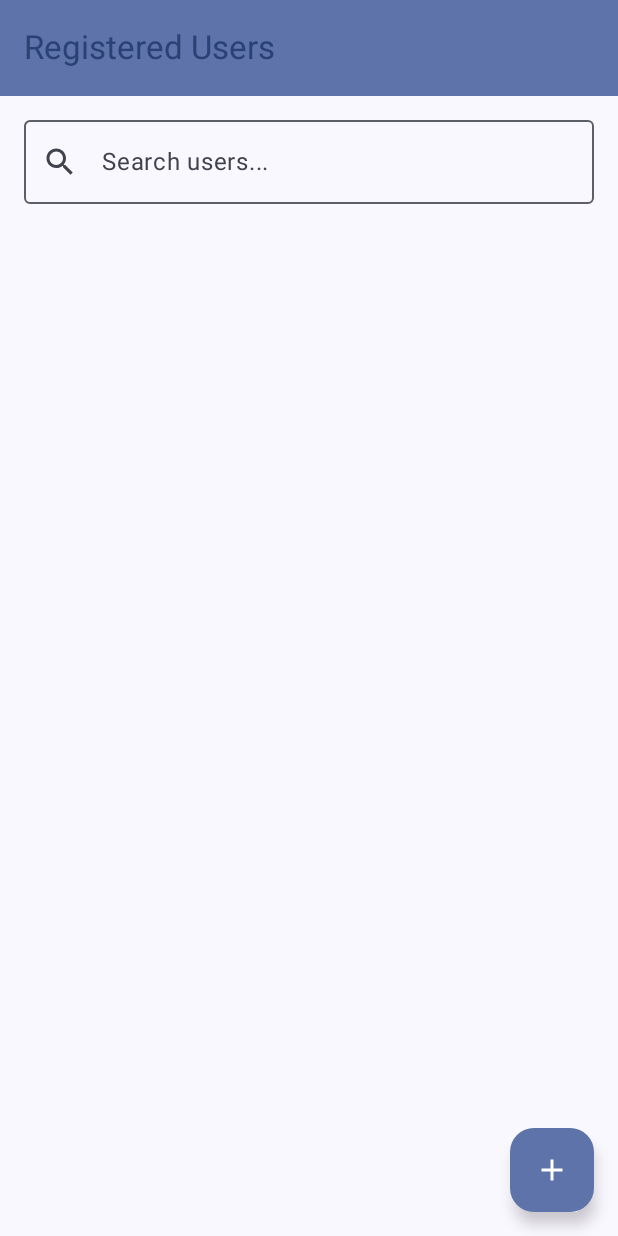
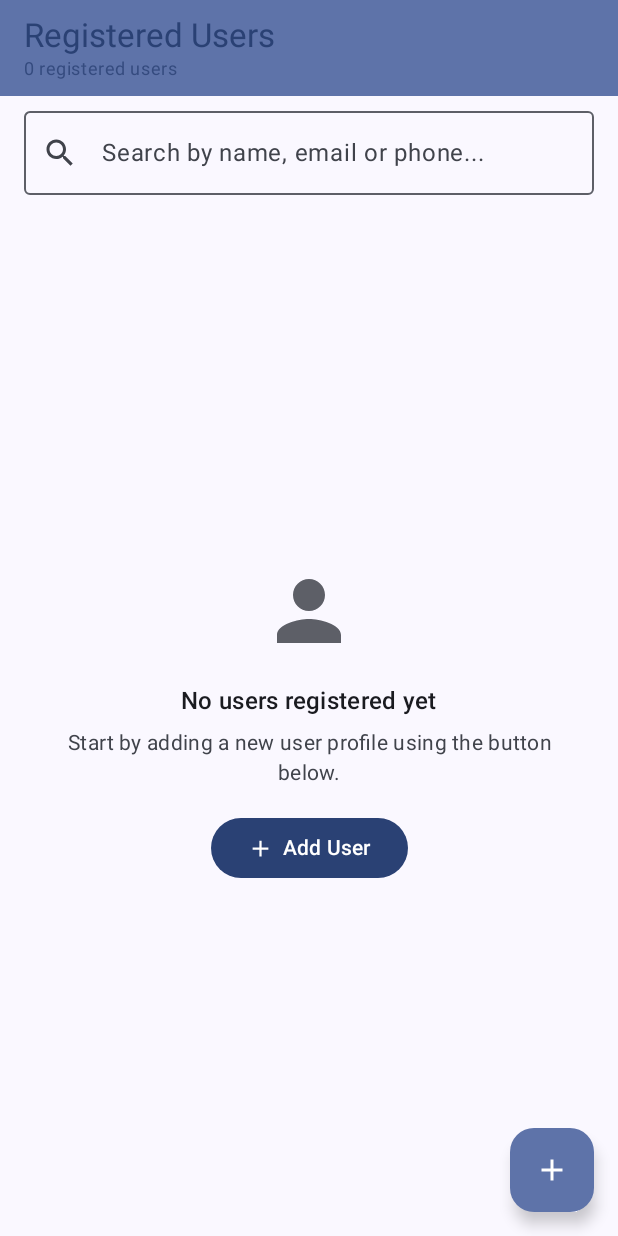
Before and after one commit to Rajapakshaminindu/user-management-android, an Android app built with Jetpack Compose: the screen it shows after launch (MainActivity), on a phone screen of 412 x 824 dp. Run offline under Robolectric (Android 15) with nearby library versions, the phone set to English and light mode, and no system bars; our stand-ins replace Room's generated code.

Commit message:
ui: Add empty states, search clearing, user avatars and user count header

```diff
--- a/app/src/main/java/com/example/activity_02/ui/UserListScreen.kt
+++ b/app/src/main/java/com/example/activity_02/ui/UserListScreen.kt
@@ -3,23 +3,29 @@ package com.example.activity_02.ui
 import androidx.compose.foundation.layout.*
 import androidx.compose.foundation.lazy.LazyColumn
 import androidx.compose.foundation.lazy.items
+import androidx.compose.foundation.shape.CircleShape
 import androidx.compose.foundation.text.KeyboardOptions
 import androidx.compose.material.icons.Icons
 import androidx.compose.material.icons.filled.Add
+import androidx.compose.material.icons.filled.Close
 import androidx.compose.material.icons.filled.Delete
 import androidx.compose.material.icons.filled.Edit
 import androidx.compose.material.icons.filled.Key
+import androidx.compose.material.icons.filled.Person
 import androidx.compose.material.icons.filled.Search
+import androidx.compose.material.icons.filled.SearchOff
 import androidx.compose.material.icons.filled.Visibility
 import androidx.compose.material.icons.filled.VisibilityOff
 import androidx.compose.material3.*
 import androidx.compose.runtime.*
+import androidx.compose.ui.Alignment
 import androidx.compose.ui.Modifier
 import androidx.compose.ui.graphics.Color
 import androidx.compose.ui.text.font.FontWeight
 import androidx.compose.ui.text.input.KeyboardType
 import androidx.compose.ui.text.input.PasswordVisualTransformation
 import androidx.compose.ui.text.input.VisualTransformation
+import androidx.compose.ui.text.style.TextAlign
 import androidx.compose.ui.unit.dp
 import androidx.compose.ui.unit.sp
 import com.example.activity_02.data.User
@@ -30,6 +36,7 @@ import kotlin.random.Random
 @Composable
 fun UserListScreen(viewModel: UserViewModel) {
     val users by viewModel.filteredUsers.collectAsState()
+    val totalCount by viewModel.userCount.collectAsState()
     val searchQuery by viewModel.searchQuery.collectAsState()
 
     var showAddUserDialog by remember { mutableStateOf(false) }
@@ -43,7 +50,16 @@ fun UserListScreen(viewModel: UserViewModel) {
     Scaffold(
         topBar = {
             TopAppBar(
-                title = { Text("Registered Users") },
+                title = {
+                    Column {
+                        Text("Registered Users")
+                        Text(
+                            text = if (totalCount == 1) "1 registered user" else "$totalCount registered users",
+                            style = MaterialTheme.typography.bodySmall,
+                            color = MaterialTheme.colorScheme.primary.copy(alpha = 0.8f)
+                        )
+                    }
+                },
                 colors = TopAppBarDefaults.topAppBarColors(
                     containerColor = MaterialTheme.colorScheme.primaryContainer,
                     titleContentColor = MaterialTheme.colorScheme.primary
@@ -68,18 +84,33 @@ fun UserListScreen(viewModel: UserViewModel) {
                 onValueChange = { viewModel.searchQuery.value = it },
                 modifier = Modifier
                     .fillMaxWidth()
-                    .padding(16.dp),
-                placeholder = { Text("Search users...") },
+                    .padding(horizontal = 16.dp, vertical = 10.dp),
+                placeholder = { Text("Search by name, email or phone...") },
                 leadingIcon = { Icon(Icons.Default.Search, contentDescription = null) },
+                trailingIcon = {
+                    if (searchQuery.isNotEmpty()) {
+                        IconButton(onClick = { viewModel.searchQuery.value = "" }) {
+                            Icon(Icons.Default.Close, contentDescription = "Clear search")
+                        }
+                    }
+                },
                 singleLine = true
             )
 
+            if (users.isEmpty()) {
+                EmptyUsersState(
+                    isSearch = searchQuery.isNotBlank(),
+                    searchQuery = searchQuery,
+                    onClearSearch = { viewModel.searchQuery.value = "" },
+                    onAddUser = { showAddUserDialog = true }
+                )
+            } else {
                 LazyColumn(
                     modifier = Modifier.fillMaxSize(),
                     contentPadding = PaddingValues(16.dp),
-                verticalArrangement = Arrangement.spacedBy(8.dp)
+                    verticalArrangement = Arrangement.spacedBy(10.dp)
                 ) {
-                items(users) { user ->
+                    items(users, key = { it.id }) { user ->
                         UserCard(
                             user = user,
                             onEditClick = { userToEdit = user },
@@ -91,6 +122,7 @@ fun UserListScreen(viewModel: UserViewModel) {
                                 isNewPasswordVisible = false
                             }
                         )
+                    }
                 }
             }
         }
@@ -225,6 +257,83 @@ fun UserListScreen(viewModel: UserViewModel) {
                 }
             }
         )
+    }
+}
+
+@Composable
+fun EmptyUsersState(
+    isSearch: Boolean,
+    searchQuery: String = "",
+    onClearSearch: () -> Unit = {},
+    onAddUser: () -> Unit = {}
+) {
+    Box(
+        modifier = Modifier
+            .fillMaxSize()
+            .padding(32.dp),
+        contentAlignment = Alignment.Center
+    ) {
+        Column(
+            horizontalAlignment = Alignment.CenterHorizontally,
+            verticalArrangement = Arrangement.Center
+        ) {
+            Icon(
+                imageVector = if (isSearch) Icons.Default.SearchOff else Icons.Default.Person,
+                contentDescription = null,
+                modifier = Modifier.size(64.dp),
+                tint = MaterialTheme.colorScheme.outline
+            )
+            Spacer(modifier = Modifier.height(16.dp))
+            Text(
+                text = if (isSearch) "No matching users" else "No users registered yet",
+                style = MaterialTheme.typography.titleMedium,
+                fontWeight = FontWeight.SemiBold
+            )
+            Spacer(modifier = Modifier.height(6.dp))
+            Text(
+                text = if (isSearch) "No user found matching \"$searchQuery\"" else "Start by adding a new user profile using the button below.",
+                style = MaterialTheme.typography.bodyMedium,
+                color = MaterialTheme.colorScheme.onSurfaceVariant,
+                textAlign = TextAlign.Center
+            )
+            Spacer(modifier = Modifier.height(16.dp))
+            if (isSearch) {
+                OutlinedButton(onClick = onClearSearch) {
+                    Text("Clear Search")
+                }
+            } else {
+                Button(onClick = onAddUser) {
+                    Icon(Icons.Default.Add, contentDescription = null, modifier = Modifier.size(18.dp))
+                    Spacer(modifier = Modifier.width(6.dp))
+                    Text("Add User")
+                }
+            }
+        }
+    }
+}
+
+@Composable
+fun UserAvatar(name: String, modifier: Modifier = Modifier) {
+    val initials = name.trim().split(" ")
+        .filter { it.isNotBlank() }
+        .take(2)
+        .mapNotNull { it.firstOrNull()?.uppercase() }
+        .joinToString("")
+        .ifEmpty { "?" }
+
+    Surface(
+        modifier = modifier.size(46.dp),
+        shape = CircleShape,
+        color = MaterialTheme.colorScheme.primaryContainer
+    ) {
+        Box(contentAlignment = Alignment.Center) {
+            Text(
+                text = initials,
+                fontWeight = FontWeight.Bold,
+                fontSize = 16.sp,
+                color = MaterialTheme.colorScheme.onPrimaryContainer
+            )
+        }
     }
 }
 
@@ -467,37 +576,60 @@ fun UserCard(
 ) {
     Card(
         modifier = Modifier.fillMaxWidth(),
-        elevation = CardDefaults.cardElevation(defaultElevation = 4.dp)
+        elevation = CardDefaults.cardElevation(defaultElevation = 2.dp)
     ) {
         Column(
             modifier = Modifier
                 .padding(16.dp)
                 .fillMaxWidth()
         ) {
-            Text(text = user.name, fontSize = 20.sp, fontWeight = FontWeight.Bold)
-            Text(text = "Email: ${user.email}", color = Color.Gray)
-            Text(text = "Phone: ${user.phone}", color = Color.Gray)
+            Row(
+                verticalAlignment = Alignment.CenterVertically,
+                modifier = Modifier.fillMaxWidth()
+            ) {
+                UserAvatar(name = user.name)
+                Spacer(modifier = Modifier.width(12.dp))
+                Column(modifier = Modifier.weight(1f)) {
+                    Text(
+                        text = user.name,
+                        fontSize = 18.sp,
+                        fontWeight = FontWeight.Bold
+                    )
+                    Text(
+                        text = "Email: ${user.email}",
+                        fontSize = 13.sp,
+                        color = Color.Gray
+                    )
+                    Text(
+                        text = "Phone: ${user.phone}",
+                        fontSize = 13.sp,
+                        color = Color.Gray
+                    )
+                }
+            }
 
-            Spacer(modifier = Modifier.height(8.dp))
+            Spacer(modifier = Modifier.height(10.dp))
+            HorizontalDivider(color = MaterialTheme.colorScheme.outlineVariant.copy(alpha = 0.5f))
+            Spacer(modifier = Modifier.height(6.dp))
 
             Row(
                 modifier = Modifier.fillMaxWidth(),
                 horizontalArrangement = Arrangement.End
             ) {
                 TextButton(onClick = onEditClick) {
-                    Icon(Icons.Default.Edit, contentDescription = null)
+                    Icon(Icons.Default.Edit, contentDescription = null, modifier = Modifier.size(18.dp))
                     Spacer(modifier = Modifier.width(4.dp))
                     Text("EDIT")
                 }
                 Spacer(modifier = Modifier.width(4.dp))
                 TextButton(onClick = onUpdatePwdClick) {
-                    Icon(Icons.Default.Key, contentDescription = null)
+                    Icon(Icons.Default.Key, contentDescription = null, modifier = Modifier.size(18.dp))
                     Spacer(modifier = Modifier.width(4.dp))
                     Text("PWD")
                 }
                 Spacer(modifier = Modifier.width(4.dp))
                 TextButton(onClick = onDeleteClick) {
-                    Icon(Icons.Default.Delete, contentDescription = null, tint = Color.Red)
+                    Icon(Icons.Default.Delete, contentDescription = null, tint = Color.Red, modifier = Modifier.size(18.dp))
                     Spacer(modifier = Modifier.width(4.dp))
                     Text("DELETE", color = Color.Red)
                 }
```
Lines whose indentation alone changed are shown as unchanged.
